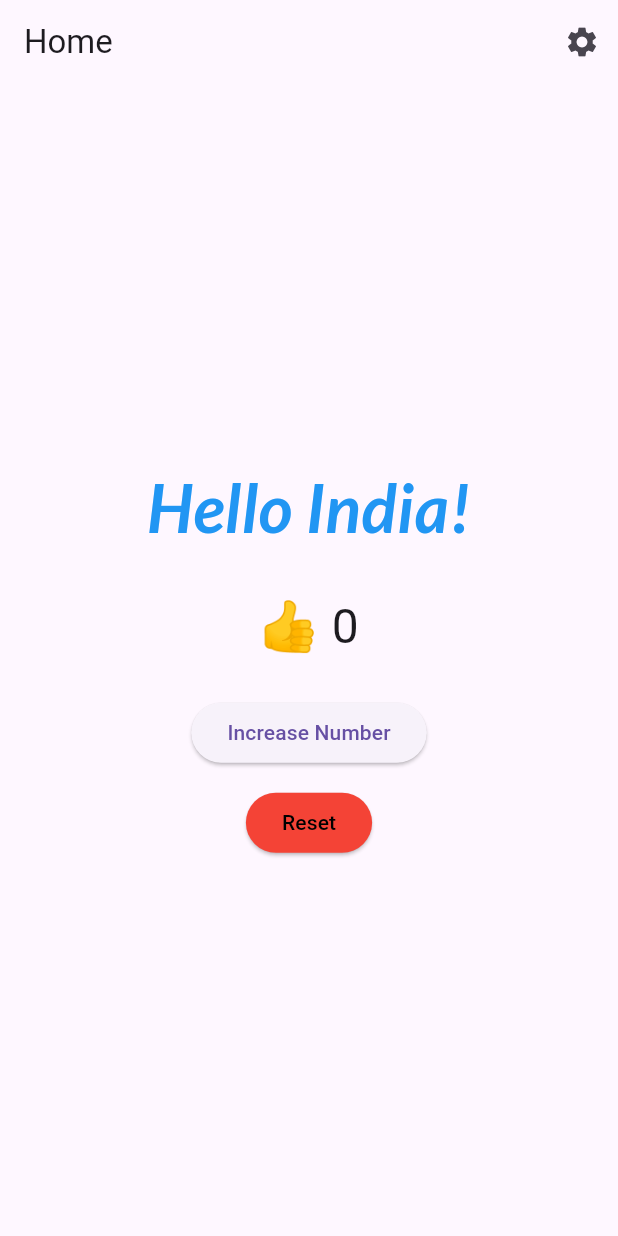
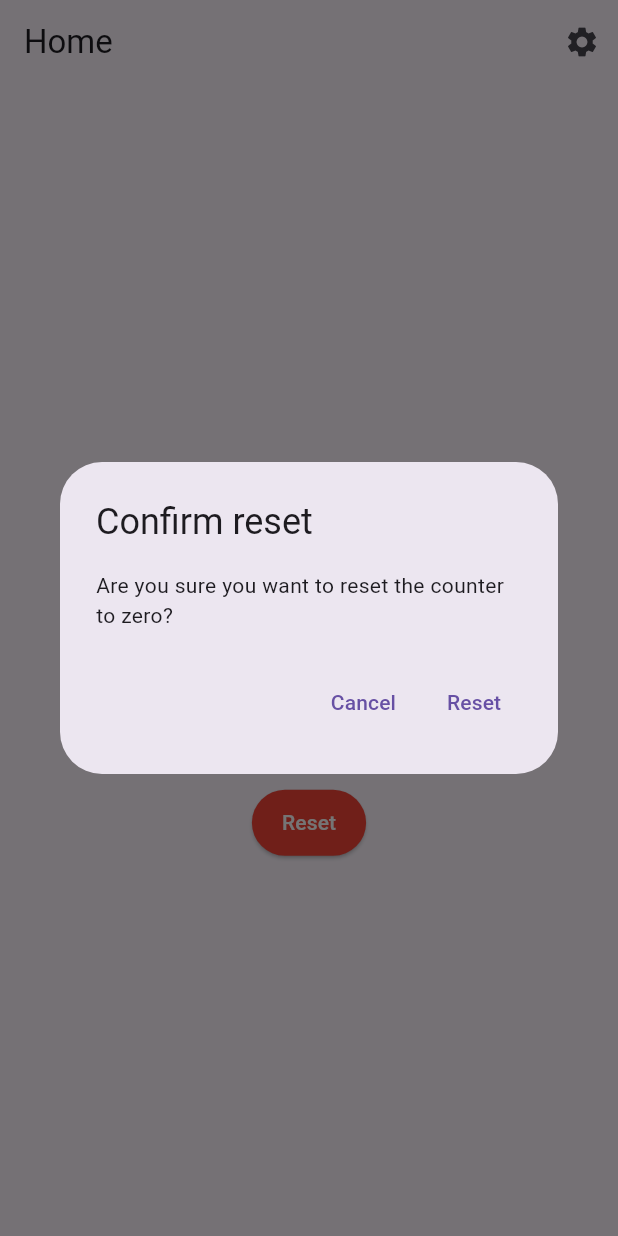
Before and after one commit to divyanshkumarindia/flutter_projects, a Flutter app: the screen it shows after launch, after a tap on "Reset", on a phone screen of 412 x 824 dp. Run offline on Flutter 3.47's test engine with Material 3 defaults, Android fonts, the phone set to English and light mode, and no system bars; our stand-ins replace google_fonts, shared_preferences.

Commit message:
Added reset confirmation, counter animation, and updated button styling

```diff
--- a/01_click_counter/lib/main.dart
+++ b/01_click_counter/lib/main.dart
@@ -4,13 +4,8 @@ import 'package:google_fonts/google_fonts.dart';
 import 'package:provider/provider.dart';
 import 'package:shared_preferences/shared_preferences.dart';
 
-// The entry point of the application.
 void main() => runApp(const MyApp());
 
-/// Manages the state of the counter.
-///
-/// This provider handles loading, saving, incrementing, and resetting the
-/// counter value, persisting it across app sessions using [SharedPreferences].
 class CounterProvider extends ChangeNotifier {
   static const _prefsKey = 'counter_value';
   int _count = 0;
@@ -20,16 +15,12 @@ class CounterProvider extends ChangeNotifier {
     _loadFromPrefs();
   }
 
-  /// Loads the counter value from shared preferences.
-  ///
-  /// If no value is found, it defaults to 0.
   Future<void> _loadFromPrefs() async {
     final prefs = await SharedPreferences.getInstance();
     _count = prefs.getInt(_prefsKey) ?? 0;
     notifyListeners();
   }
 
-  /// Saves the current counter value to shared preferences.
   Future<void> _saveToPrefs() async {
     final prefs = await SharedPreferences.getInstance();
     await prefs.setInt(_prefsKey, _count);
@@ -41,20 +32,11 @@ class CounterProvider extends ChangeNotifier {
     notifyListeners();
   }
 
-  // ---------------------------------------------------------------
-  // Reset the counter to zero and persist the change.
   void reset() {
     _count = 0;
     _saveToPrefs();
     notifyListeners();
   }
-  // reset() updates the provider's internal value and persists it.
-  // notifyListeners() causes widgets that watch the provider (your UI)
-  // to rebuild and show the new value.
-
-  // Because _saveToPrefs() stores the value in SharedPreferences,
-  // the zeroed value is preserved across app reloads.
-  // ---------------------------------------------------------------
 }
 
 class MyApp extends StatelessWidget {
@@ -67,7 +49,18 @@ class MyApp extends StatelessWidget {
       child: MaterialApp(
         debugShowCheckedModeBanner: false,
         title: 'Flutter Basic App',
-        theme: ThemeData(primarySwatch: Colors.blue),
+        // ---------------------------------------------------------------
+        theme: ThemeData(
+          primarySwatch: Colors.blue,
+          elevatedButtonTheme: ElevatedButtonThemeData(
+            style: ElevatedButton.styleFrom(
+              foregroundColor: Colors.white,
+              backgroundColor: Colors.blue,
+              padding: const EdgeInsets.symmetric(horizontal: 20, vertical: 12),
+            ),
+            // ------------------------------------------------------------
+          ),
+        ),
         home: const MyHomePage(),
       ),
     );
@@ -98,7 +91,6 @@ class MyHomePage extends StatelessWidget {
         child: Column(
           mainAxisAlignment: MainAxisAlignment.center,
           children: [
-
             // Styled text using Google Fonts
             Text(
               'Hello India!',
@@ -112,10 +104,21 @@ class MyHomePage extends StatelessWidget {
               ),
             ),
 
-            // Counter display
+            // ---------------------------------------------------------------
+            // Counter display with small animation
             const SizedBox(height: 24),
-            Text('👍 ${counter.count}', style: const TextStyle(fontSize: 32)),
+            AnimatedSwitcher(
+              duration: const Duration(milliseconds: 300),
+              transitionBuilder: (child, animation) =>
+                  ScaleTransition(scale: animation, child: child),
+              child: Text(
+                '👍 ${counter.count}',
+                key: ValueKey<int>(counter.count),
+                style: const TextStyle(fontSize: 32),
+              ),
+            ),
             const SizedBox(height: 24),
+            // ---------------------------------------------------------------
 
             // Increment Button
             ElevatedButton(
@@ -130,13 +133,48 @@ class MyHomePage extends StatelessWidget {
             const SizedBox(height: 12),
             ElevatedButton(
               style: ElevatedButton.styleFrom(
-                foregroundColor: Colors.black,
                 backgroundColor: Colors.red,
+                foregroundColor: Colors.white,
               ),
-              onPressed: () =>
-                  Provider.of<CounterProvider>(context, listen: false).reset(),
+              // -------------------------------------------------------------
+              onPressed: () async {
+                // we used async as we are going to show a dialog
+                // dialog is a future that returns a value when closed
+                // like here we are returning true or false based on user action
+                final provider = Provider.of<CounterProvider>(
+                  context,
+                  listen: false,
+                ); // Capture provider before awaiting the dialog
+
+                // Show confirmation dialog
+                final confirmed = await showDialog<bool>(
+                  context: context,
+                  barrierDismissible: false,
+                  builder: (context) => AlertDialog(
+                    title: const Text('Confirm reset'),
+                    content: const Text(
+                      'Are you sure you want to reset the counter to zero?',
+                    ),
+                    actions: [
+                      TextButton(
+                        onPressed: () => Navigator.of(context).pop(false),
+                        child: const Text('Cancel'),
+                      ),
+                      TextButton(
+                        onPressed: () => Navigator.of(context).pop(true),
+                        child: const Text('Reset'),
+                      ),
+                    ],
+                  ),
+                );
+
+                if (confirmed == true) {
+                  provider.reset();
+                }
+              },
               child: const Text('Reset'),
             ),
+            // ---------------------------------------------------------------
           ],
         ),
       ),
```
